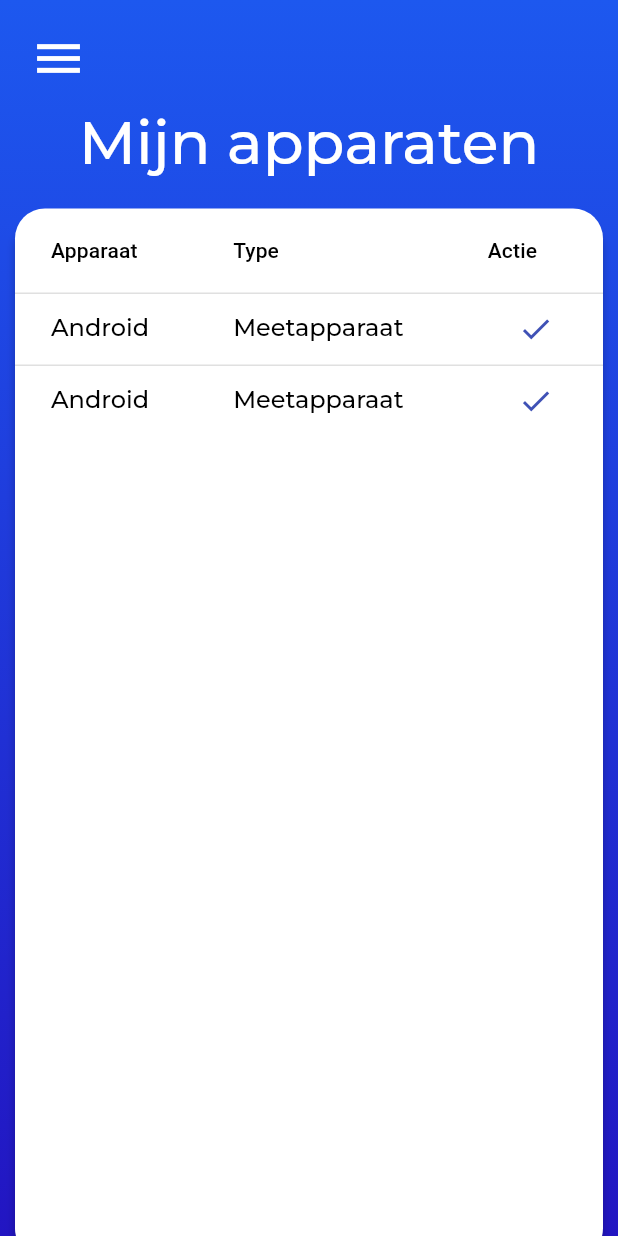
After one commit to DwarfNinja/loopsnelheid-app, a Flutter app: the Devices screen opened by its route, on a phone screen of 412 x 824 dp. The commit adds this screen. Run offline on Flutter 3.47's test engine with Material 2 defaults, Android fonts, the phone set to English and light mode, and no system bars; our stand-ins replace fl_chart, flutter_dotenv, flutter_switch, geolocator, google_fonts, pin_code_fields and 2 more; accounts and stored records are empty.

Commit message:
Feat: add devices view with static table

```diff
--- a/lib/main.dart
+++ b/lib/main.dart
@@ -9,6 +9,7 @@ import 'package:loopsnelheidapp/views/register/register_basics.dart';
 import 'package:loopsnelheidapp/views/register/register_details.dart';
 import 'package:loopsnelheidapp/views/register/register_documents.dart';
 import 'package:loopsnelheidapp/views/register/register_verification.dart';
+import 'package:loopsnelheidapp/views/settings/devices.dart';
 import 'package:loopsnelheidapp/views/settings/settings.dart';
 
 import 'package:loopsnelheidapp/app_theme.dart' as app_theme;
@@ -40,6 +41,8 @@ class MyApp extends StatelessWidget {
         return CustomPageRoute(child: const Dashboard());
       case "/settings":
         return CustomPageRoute(child: const Settings());
+      case "/devices":
+        return CustomPageRoute(child: const Devices());
       case "/login":
         return CustomPageRoute(child: const Login());
       case "/register_basics":
--- /dev/null
+++ b/lib/views/settings/devices.dart
@@ -0,0 +1,148 @@
+import 'package:flutter/material.dart';
+import 'package:loopsnelheidapp/views/sidebar/sidebar.dart';
+
+import 'package:loopsnelheidapp/app_theme.dart' as app_theme;
+
+class Devices extends StatefulWidget {
+
+  const Devices({Key? key})
+      : super(key: key);
+
+  @override
+  State<Devices> createState() => _DevicesState();
+}
+
+class _DevicesState extends State<Devices> {
+
+  final GlobalKey<ScaffoldState> _globalKey = GlobalKey<ScaffoldState>();
+
+  @override
+  Widget build(BuildContext context) {
+    final double width = MediaQuery.of(context).size.width - 20;
+
+    return Scaffold(
+      backgroundColor: app_theme.blue,
+      key: _globalKey,
+      drawer: const SideBar(),
+      body: Container(
+        decoration: const BoxDecoration(
+          gradient: app_theme.mainLinearGradient,
+        ),
+        child: Stack(
+          children: [
+            IconButton(
+              padding: const EdgeInsets.all(20),
+              icon: const Icon(Icons.menu),
+              color: Colors.white,
+              iconSize: 38,
+              onPressed: () {
+                _globalKey.currentState?.openDrawer();
+              },
+            ),
+            Center(
+              child: Column(
+                children: [
+                  SizedBox(height: 70),
+                  Text(
+                    "Mijn apparaten",
+                    style: app_theme.textTheme.headline3!
+                        .copyWith(color: Colors.white),
+                  ),
+                  const SizedBox(height: 20),
+                  Container (
+                    width: width,
+                    height: 700,
+                    decoration: const BoxDecoration(
+                      color: Colors.white,
+                      borderRadius: BorderRadius.all(
+                        Radius.circular(20.0),
+                      ),
+                      boxShadow: [
+                        app_theme.bottomBoxShadow,
+                      ],
+                    ),
+                    child: Stack(
+                      children: [
+                        DataTable(
+                          columns: [
+                            DataColumn(
+                              label: Container(
+                                width: 60,
+                                child: Text('Apparaat'),
+                              )
+                            ),
+                            DataColumn(
+                                label: Container(
+                                  width: 30,
+                                  child: Text('Type'),
+                                )
+                            ),
+                            DataColumn(
+                              label: Container(
+                                width: 50,
+                                child: Text('Actie'),
+                              ),
+                            )
+                          ],
+                          rows: [
+                            DataRow(
+                              cells: <DataCell>[
+                                const DataCell(
+                                    Text('Android')
+                                ),
+                                const DataCell(
+                                    Text('Meetapparaat')
+                                ),
+                                DataCell(
+                                  TextButton(
+                                    child: Icon(Icons.check),
+                                    onPressed: () {},
+                                  ),
+                                ),
+                              ],
+                            ),
+                            DataRow(
+                              cells: <DataCell>[
+                                const DataCell(
+                                    Text('Android')
+                                ),
+                                const DataCell(
+                                    Text('Meetapparaat')
+                                ),
+                                DataCell(
+                                  TextButton(
+                                    child: Icon(Icons.check),
+                                    onPressed: () {},
+                                  ),
+                                ),
+                              ],
+                            )
+                          ]
+                        ),
+                      ],
+                    ),
+                  ),
+                ],
+              ),
+            ),
+          ],
+        ),
+      ),
+    );
+  }
+
+
+
+  void executeRoute(BuildContext context, String name) {
+    if (currentRoute != name) {
+      Navigator.pushReplacementNamed(context, name);
+    }
+    else {
+      Navigator.pop(context);
+    }
+    currentRoute = name;
+  }
+}
+
+
+// hier komt de save data
--- a/lib/views/settings/settings.dart
+++ b/lib/views/settings/settings.dart
@@ -2,7 +2,6 @@ import 'package:flutter/material.dart';
 import 'package:loopsnelheidapp/widgets/settings/toggle_setting.dart';
 import 'package:loopsnelheidapp/views/sidebar/sidebar.dart';
 
-import 'package:shared_preferences/shared_preferences.dart';
 import 'package:loopsnelheidapp/app_theme.dart' as app_theme;
 import 'package:loopsnelheidapp/widgets/sidebar/sidebar_button.dart';
 
@@ -144,7 +143,15 @@ class _SettingsState extends State<Settings> {
                           SizedBox(height: 50),
                           SideBarButton(
                             iconData: Icons.next_plan_rounded,
-                            text: "Exporteer Gegevens",
+                            text: "Mijn apparaten",
+                            onPressed: (){
+                              executeRoute(context, "/devices");
+                            },
+                          ),
+                          SizedBox(height: 50),
+                          SideBarButton(
+                            iconData: Icons.next_plan_rounded,
+                            text: "Exporteer gegevens",
                             onPressed: (){
                               exportDataButtonOnPressed();
                             },
@@ -152,7 +159,7 @@ class _SettingsState extends State<Settings> {
                           SizedBox(height: 50),
                           SideBarButton(
                             iconData: Icons.next_plan_rounded,
-                            text: "Export All",
+                            text: "Exporteer onderzoek",
                             onPressed: (){
                               exportAllDataButtonOnPressed();
                             },
--- a/lib/widgets/sidebar/sidebar_button.dart
+++ b/lib/widgets/sidebar/sidebar_button.dart
@@ -32,7 +32,7 @@ class SideBarButton extends StatelessWidget {
         child: Row(
           children: [
             Icon(iconData, color: app_theme.white, size: 40),
-            const SizedBox(width: 20),
+            const SizedBox(width: 10),
             Text(text, style: app_theme.textTheme.headline6!.copyWith(color: app_theme.white))
           ],
         ),
```
Also changed, not shown: pubspec.lock.
